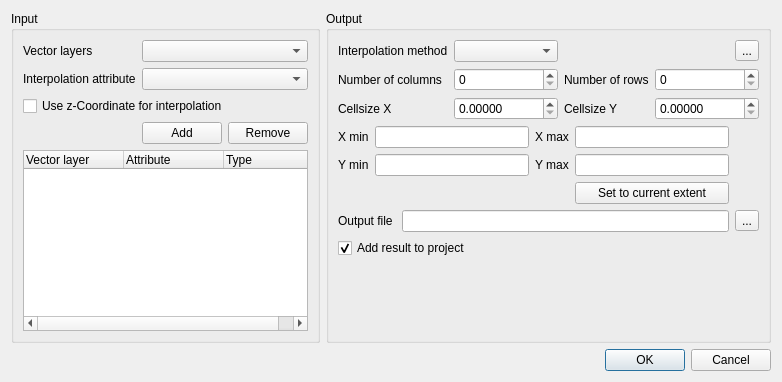
Before: the Qt Designer form src/plugins/interpolation/qgsinterpolationdialogbase.ui in qgis/QGIS, drawn with Qt 5.
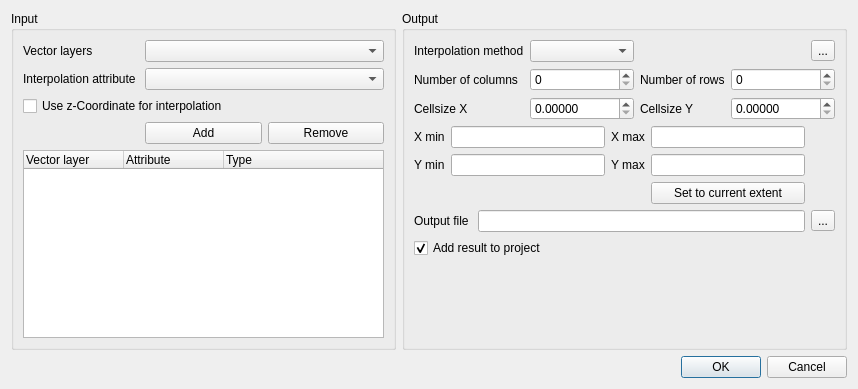
After: the same form once the commit is applied. Icons and pictures are not drawn.

```diff
--- a/src/plugins/interpolation/qgsinterpolationdialogbase.ui
+++ b/src/plugins/interpolation/qgsinterpolationdialogbase.ui
@@ -6,8 +6,8 @@
    <rect>
     <x>0</x>
     <y>0</y>
-    <width>772</width>
-    <height>382</height>
+    <width>858</width>
+    <height>389</height>
    </rect>
   </property>
   <property name="sizePolicy">
```
Left out of the diff: 2 changed lines with no effect on the pictures.
